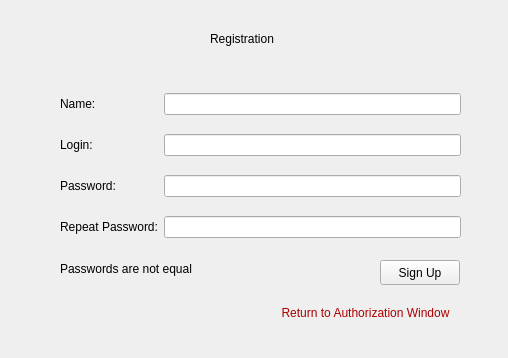
First picture: the form in client/src/registrationwindow.ui, repository BUSH1997/TP_CPP_project1_semestr, before the edit.
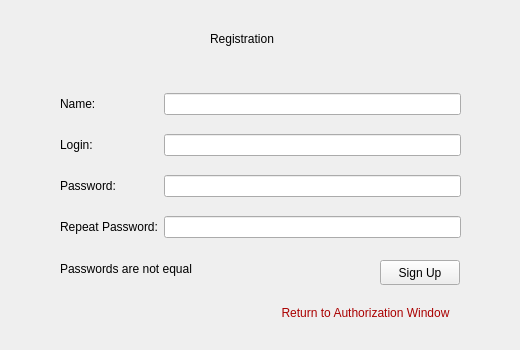
Second picture: the form after the edit.

The edit to the form file:
```diff
--- a/client/src/registrationwindow.ui
+++ b/client/src/registrationwindow.ui
@@ -6,8 +6,8 @@
    <rect>
     <x>0</x>
     <y>0</y>
-    <width>508</width>
-    <height>358</height>
+    <width>520</width>
+    <height>350</height>
    </rect>
   </property>
   <property name="windowTitle">
```
Left out of the diff: 8 changed lines with no effect on the pictures.
